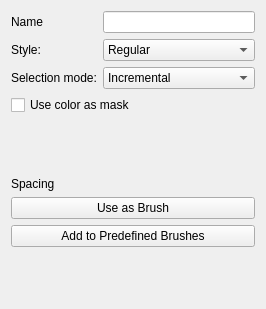
This is krita/plugins/paintops/libpaintop/wdgcustombrush.ui in KDE/krita as Qt 5 draws it before an edit. The edited form follows.
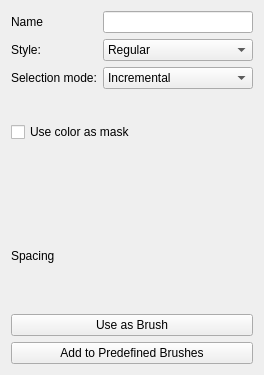
This is the edited form. Custom widgets are drawn as their Qt base class.

Commit message: GUI BrushTip option is modified

The edit to the form file:
```diff
--- a/krita/plugins/paintops/libpaintop/wdgcustombrush.ui
+++ b/krita/plugins/paintops/libpaintop/wdgcustombrush.ui
@@ -6,8 +6,8 @@
    <rect>
     <x>0</x>
     <y>0</y>
-    <width>266</width>
-    <height>309</height>
+    <width>264</width>
+    <height>375</height>
    </rect>
   </property>
   <layout class="QVBoxLayout" name="verticalLayout">
@@ -194,19 +194,6 @@
      </item>
     </layout>
    </item>
-   <item>
-    <spacer name="verticalSpacer">
-     <property name="orientation">
-      <enum>Qt::Vertical</enum>
-     </property>
-     <property name="sizeHint" stdset="0">
-      <size>
-       <width>20</width>
-       <height>41</height>
-      </size>
-     </property>
-    </spacer>
-   </item>
   </layout>
  </widget>
  <layoutdefault spacing="6" margin="11"/>
```
The commit also changes 1 other file.
